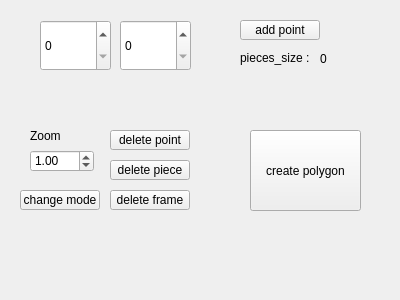
tnct-spc/procon2017-comp, file ManPowerProb/manpowergui.ui: the form before one commit.
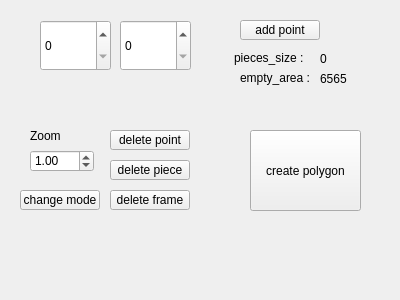
The form after the commit.

Commit message: [add]empty_areaをGUI側に表示するようにした

```diff
--- a/ManPowerProb/manpowergui.ui
+++ b/ManPowerProb/manpowergui.ui
@@ -171,7 +171,7 @@
   <widget class="QLabel" name="label_2">
    <property name="geometry">
     <rect>
-     <x>240</x>
+     <x>234</x>
      <y>50</y>
      <width>81</width>
      <height>16</height>
@@ -181,6 +181,32 @@
     <string>pieces_size : </string>
    </property>
   </widget>
+  <widget class="QLabel" name="label_3">
+   <property name="geometry">
+    <rect>
+     <x>240</x>
+     <y>70</y>
+     <width>71</width>
+     <height>16</height>
+    </rect>
+   </property>
+   <property name="text">
+    <string>empty_area :</string>
+   </property>
+  </widget>
+  <widget class="QLabel" name="area_count">
+   <property name="geometry">
+    <rect>
+     <x>320</x>
+     <y>73</y>
+     <width>54</width>
+     <height>12</height>
+    </rect>
+   </property>
+   <property name="text">
+    <string>6565</string>
+   </property>
+  </widget>
  </widget>
  <resources/>
  <connections/>
```
The commit also changes 4 other files.
